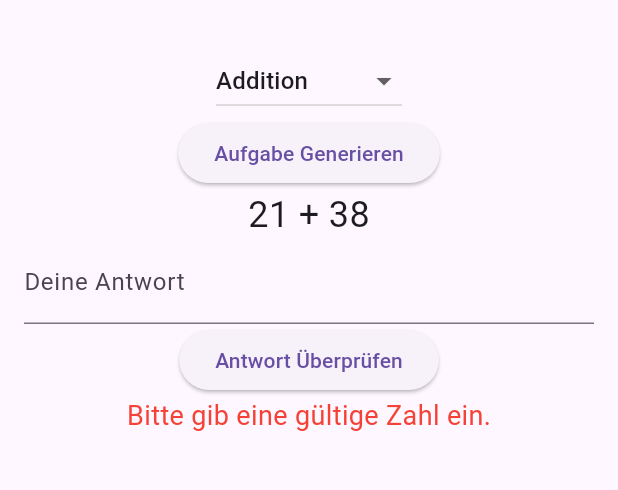
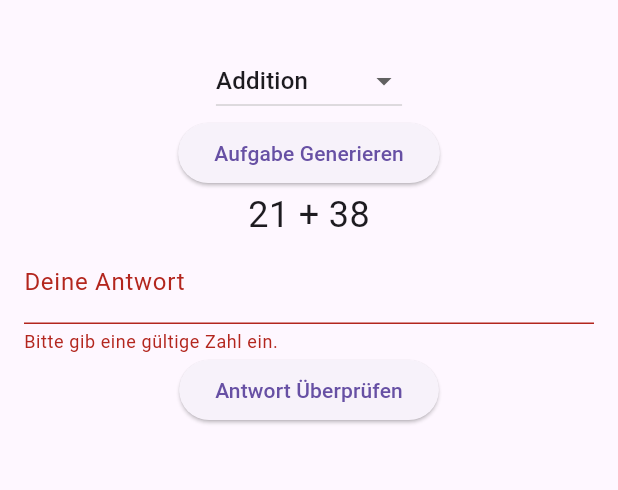
Before and after one commit to RaxoTheOne/mathe_app, a Flutter app: the screen it shows after launch, after a tap on "Aufgabe Generieren", after a tap on "Antwort Überprüfen", on a phone screen of 412 x 824 dp, the part 63-553 px from its top. Run offline on Flutter 3.47's test engine with Material 3 defaults, Android fonts, the phone set to English and light mode, and no system bars.

Commit message:
history added and some fixes

```diff
--- a/lib/presentation/math_task_home_page.dart
+++ b/lib/presentation/math_task_home_page.dart
@@ -11,29 +11,30 @@ class _MathTaskHomePageState extends State<MathTaskHomePage> {
   String _operation = 'Addition';
   MathTask? _currentTask;
   final TextEditingController _controller = TextEditingController();
+  final List<String> _history = [];
   String _resultMessage = '';
+  final _formKey = GlobalKey<FormState>();
 
   void _generateTask() {
     setState(() {
       _currentTask = MathTaskService.generateTask(_operation);
+      _controller.clear();
+      _resultMessage = '';
     });
   }
 
   void _checkAnswer() {
-    final userAnswer = double.tryParse(_controller.text);
-    if (userAnswer == null) {
-      setState(() {
-        _resultMessage = 'Bitte gib eine gültige Zahl ein.';
-      });
+    if (_formKey.currentState?.validate() != true) {
       return;
     }
 
+    final userAnswer = double.parse(_controller.text);
+    final isCorrect = _currentTask!.checkAnswer(userAnswer);
+
     setState(() {
-      if (_currentTask != null && _currentTask!.checkAnswer(userAnswer)) {
-        _resultMessage = 'Richtig!';
-      } else {
-        _resultMessage = 'Falsch! Die richtige Antwort ist ${_currentTask!.answer}.';
-      }
+      _resultMessage = isCorrect ? 'Richtig!' : 'Falsch! Die richtige Antwort ist ${_currentTask!.answer}.';
+      _history.insert(0, '${_currentTask!.getTaskString()} = $userAnswer (${isCorrect ? 'Richtig' : 'Falsch'})');
+      _controller.clear();
     });
   }
 
@@ -75,11 +76,23 @@ class _MathTaskHomePageState extends State<MathTaskHomePage> {
                 _currentTask!.getTaskString(),
                 style: TextStyle(fontSize: 24),
               ),
-            TextField(
-              controller: _controller,
-              keyboardType: TextInputType.number,
-              decoration: InputDecoration(
-                labelText: 'Deine Antwort',
+            Form(
+              key: _formKey,
+              child: TextFormField(
+                controller: _controller,
+                keyboardType: TextInputType.number,
+                decoration: InputDecoration(
+                  labelText: 'Deine Antwort',
+                ),
+                validator: (value) {
+                  if (value == null || value.isEmpty) {
+                    return 'Bitte gib eine gültige Zahl ein.';
+                  }
+                  if (double.tryParse(value) == null) {
+                    return 'Bitte gib eine gültige Zahl ein.';
+                  }
+                  return null;
+                },
               ),
             ),
             ElevatedButton(
@@ -90,6 +103,16 @@ class _MathTaskHomePageState extends State<MathTaskHomePage> {
               _resultMessage,
               style: TextStyle(fontSize: 18, color: Colors.red),
             ),
+            Expanded(
+              child: ListView.builder(
+                itemCount: _history.length,
+                itemBuilder: (context, index) {
+                  return ListTile(
+                    title: Text(_history[index]),
+                  );
+                },
+              ),
+            ),
           ],
         ),
       ),
```
